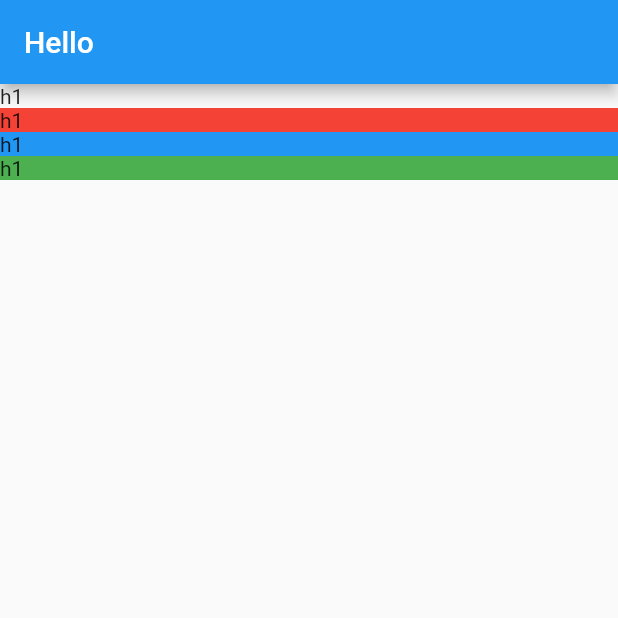
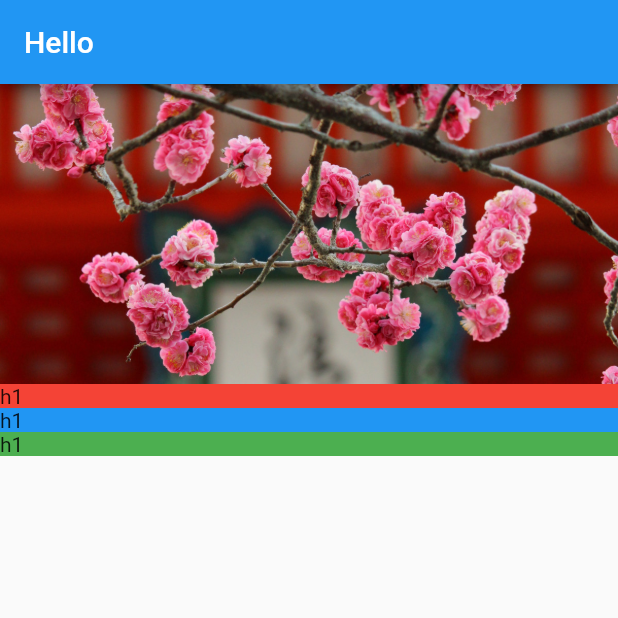
Before and after one commit to AshenOne98/beginner_app, a Flutter app: the screen it shows after launch, on a phone screen of 412 x 824 dp, the top half of it. Run offline on Flutter 3.47's test engine with Material 2 defaults, Android fonts, the phone set to English and light mode, and no system bars.

Commit message:
added image header

```diff
--- a/lib/screens/location_detail/image_banner.dart
+++ b/lib/screens/location_detail/image_banner.dart
@@ -8,7 +8,14 @@ class ImageBanner extends StatelessWidget {
   @override
   Widget build(BuildContext context) {
     return Container(
-      child: Text('h1'),
+      constraints: BoxConstraints.expand(
+        height: 200.0,
+      ),
+      decoration: BoxDecoration(color: Colors.grey),
+      child: Image.asset(
+        _assetPath,
+        fit: BoxFit.cover,
+      ),
     );
   }
 }
--- a/pubspec.yaml
+++ b/pubspec.yaml
@@ -46,7 +46,7 @@ flutter:
 
   # To add assets to your application, add an assets section, like this:
   assets:
-     - assets/images/
+    - assets/images/
   #   - images/a_dot_ham.jpeg
 
   # An image asset can refer to one or more resolution-specific "variants", see
```
Also changed, not shown: assets/images/kiyomizu-dera.jpg.
